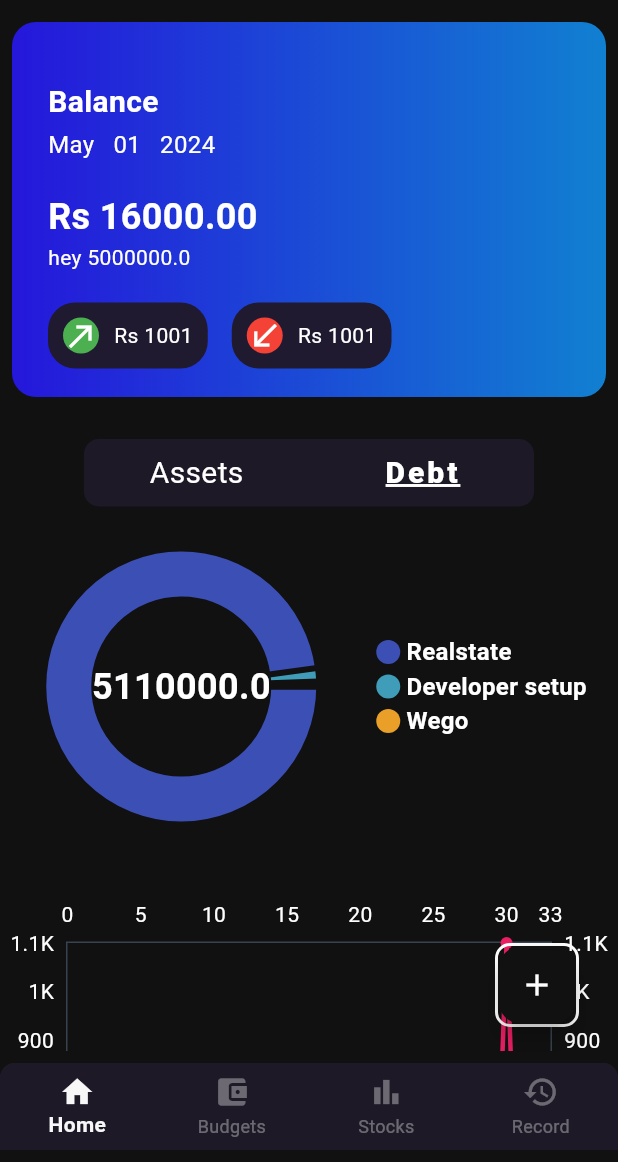
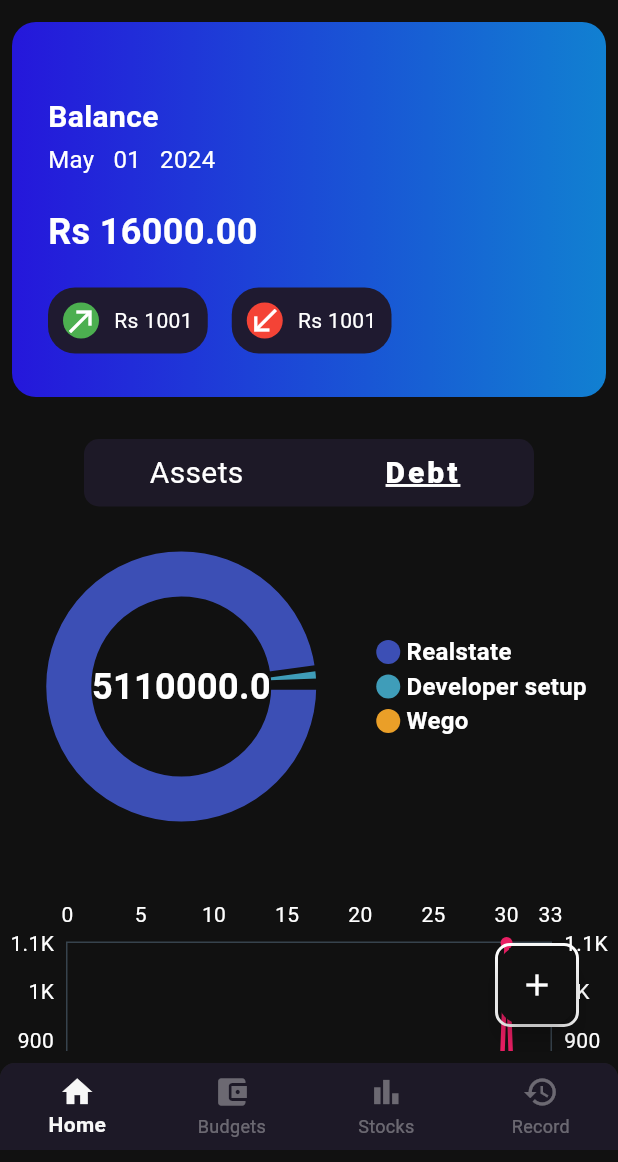
Before and after one commit to surajpahari/walletwise, a Flutter app: the BottomNavigation screen opened directly, on a phone screen of 412 x 824 dp, the part 74-1236 px from its top. Run offline on Flutter 3.47's test engine with Material 3 defaults, Android fonts, the phone set to English and light mode, and no system bars; drawn by our look-alikes of fl_chart; our stand-ins replace get, syncfusion_flutter_charts.

Commit message:
removing balance card mess

```diff
--- a/frontend/lib/utils/cards/hero_card.dart
+++ b/frontend/lib/utils/cards/hero_card.dart
@@ -69,8 +69,6 @@ class BalanceCard extends StatelessWidget {
                                                     fontWeight: FontWeight.bold,
                                                     fontSize: 24),
                                               )),
-                                          Obx(() => Text(
-                                              'hey ${AssetDebtData.pieDataList[0].value}')),
                                           SizedBox(
                                             height: 20,
                                           ),
```
